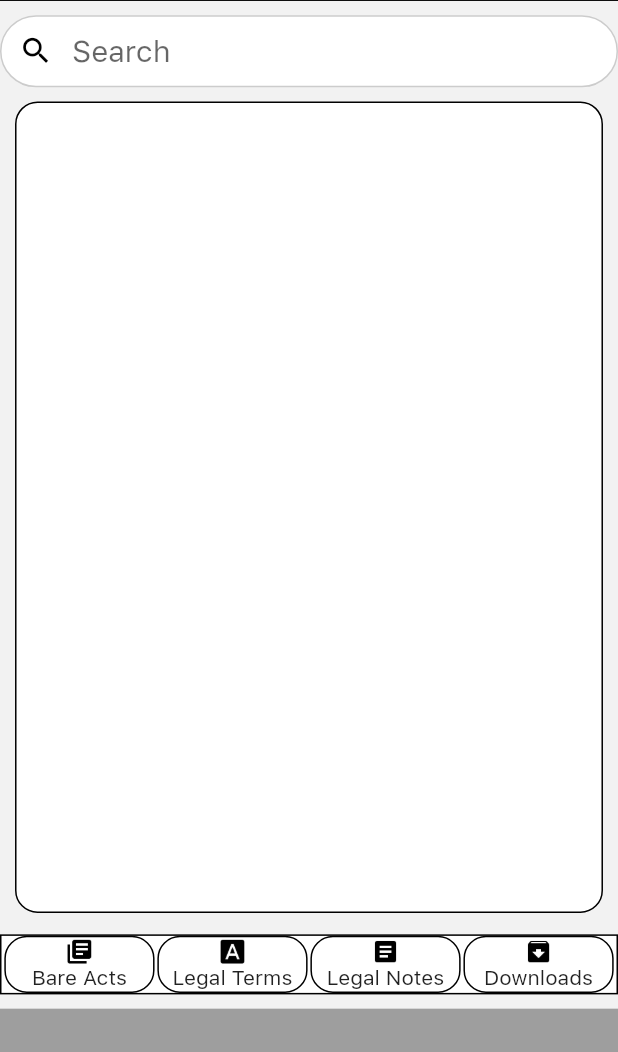
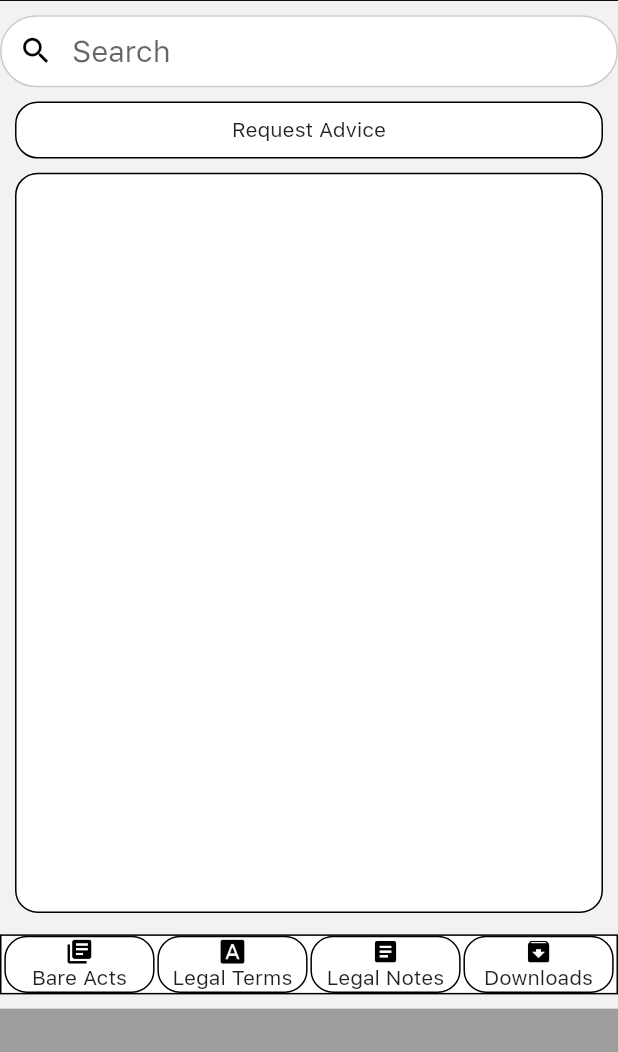
Before and after one commit to Crazzygamerr/allaw, a Flutter app: the screen it shows after launch, item 3 of the bottom bar chosen, on a phone screen of 412 x 824 dp, the part 156-1208 px from its top. Run offline on Flutter 3.47's test engine with Material 2 defaults, Android fonts, the phone set to English and light mode, and no system bars; our stand-ins replace firebase_auth, firebase_core, firebase_storage, flutter_screenutil, fluttertoast, share_plus; missing offline and left inert: app_review, excel, pdftron_flutter, webview_flutter_plus; accounts and stored records are empty; network calls fail.

Commit message:
Refactor: File structure & widgets

```diff
--- a/lib/AboutUs.dart
+++ b/lib/AboutUs.dart
@@ -1,4 +1,4 @@
-import 'package:allaw/provider.dart';
+import 'package:allaw/utils/provider.dart';
 import 'package:allaw/utils/ABoxDecoration.dart';
 import 'package:allaw/utils/APadding.dart';
 import 'package:flutter/material.dart';
--- a/lib/DocumentList.dart
+++ b/lib/DocumentList.dart
@@ -1,10 +1,12 @@
 import 'dart:io';
 
-import 'package:allaw/global/widgets/LoadingDialog.dart';
-import 'package:allaw/global/widgets/TextItem.dart';
+import 'package:allaw/widgets/ASearch.dart';
+import 'package:allaw/widgets/LoadingDialog.dart';
+import 'package:allaw/widgets/TextItem.dart';
 import 'package:allaw/utils/ABoxDecoration.dart';
 import 'package:allaw/utils/APadding.dart';
 import 'package:allaw/utils/ViewerConfig.dart';
+import 'package:allaw/utils/provider.dart';
 import 'package:firebase_storage/firebase_storage.dart';
 import 'package:flutter/material.dart';
 import 'package:flutter_screenutil/flutter_screenutil.dart';
@@ -14,7 +16,7 @@ import 'package:pdftron_flutter/pdftron_flutter.dart';
 enum ListType {
   BareActs,
   Downloads,
-  Notes
+  Queries
 }
 
 class DocumentList extends StatefulWidget {
@@ -25,7 +27,7 @@ class DocumentList extends StatefulWidget {
 
   DocumentList({
     Key? key,
-    this.type = ListType.BareActs
+    required this.type
   }) : super(key: key);
 }
 
@@ -34,26 +36,30 @@ class _DocumentListState extends State<DocumentList>{
     List<String> documents = [];
     List<Reference> pdfReference = [];
     bool loading = true;
-    String dir = "";
-    TextEditingController textCon = new TextEditingController();
+    String dir = "", searchTerm = "";
 
     @override
     void initState() {
         super.initState();
         PdftronFlutter.initialize();
-        if(widget.type == ListType.BareActs){
-            getBareActs();
-        } else if(widget.type == ListType.Downloads){
+        if(widget.type == ListType.Downloads){
             getDownloads();
-        } else if(widget.type == ListType.Notes){
-            getNotes();
+        } else {
+            getDocuments();
         }
     }
 
-    getBareActs() async {
+    getDocuments() async {
         documents = []; pdfReference = [];
         FirebaseStorage storage = FirebaseStorage.instance;
-        ListResult res = await storage.ref().listAll();
+
+        ListResult res;
+        if(widget.type == ListType.BareActs){
+          res = await storage.ref().child("Acts").listAll();
+        } else {
+          res = await storage.ref().child("Queries").listAll();
+        }
+
         for(Reference ref in res.items) {
             if(ref.name.contains(".pdf")) {
                 String s = ref.name.replaceAll(".pdf", "");
@@ -90,71 +96,40 @@ class _DocumentListState extends State<DocumentList>{
         }
     }
 
-    getNotes() async {
-      documents = []; pdfReference = [];
-        FirebaseStorage storage = FirebaseStorage.instance;
-        ListResult res = await storage.ref().listAll();
-        for(Reference ref in res.items) {
-            if(ref.name.contains(".pdf")) {
-                String s = ref.name.replaceAll(".pdf", "");
-                documents.add(s);
-                pdfReference.add(ref);
-            }
-        }
-
-        if(this.mounted) {
-          setState(() {
-            loading = false;
-          });
-        }
-
-        dir = (await getApplicationDocumentsDirectory()).path;
-    }
-
     @override
     Widget build(BuildContext context) {
         return Container(
             child: Column(
                 children: [
 
-                    Container(
-                        decoration: aBoxDecor50W(),
-                        child: TextFormField(
-                            controller: textCon,
-                            style: TextStyle(
-                              fontSize: ScreenUtil().setSp(20)
-                            ),
-                            onChanged: (s) {
-                                setState(() {
-                                });
-                            },
-                            decoration: InputDecoration(
-                                prefixIcon: Icon(
-                                    Icons.search,
-                                    color: Colors.black,
-                                    size: 23,
-                                ),
-                                contentPadding: aPaddingLTRB(10, 10, 10, 10),
-                                focusColor: Colors.white,
-                                hoverColor: Colors.white,
-                                fillColor: Colors.white,
-                                hintText: "Search",
-                                border: InputBorder.none,
-                                enabledBorder: OutlineInputBorder(
-                                    borderSide: BorderSide(
-                                      color: Colors.black.withOpacity(0.2)
-                                    ),
-                                    borderRadius: BorderRadius.circular(50),
-                                ),
-                                focusedBorder: OutlineInputBorder(
-                                    borderSide: BorderSide(
-                                      color: Colors.black.withOpacity(0.2)
-                                    ),
-                                    borderRadius: BorderRadius.circular(50),
+                    ASearchWidget(
+                      onChanged: (String s) {
+                        setState(() {
+                          searchTerm = s;
+                        });
+                      }
+                    ),
+
+                    (widget.type == ListType.Queries) ?
+                      GestureDetector(
+                        onTap: () {
+                          PageConProvider.of(context)?.pageCon.jumpToPage(8);
+                        },
+                        child: Container(
+                            decoration: aBoxDecor15B(),
+                            margin: aPaddingLTRB(10, 10, 10, 0),
+                            padding: aPaddingLTRB(10, 10, 10, 10),
+                            width: double.infinity,
+                            alignment: Alignment.center,
+
+                            child: Text(
+                              "Request Advice",
+                                style: TextStyle(
+                                  fontSize: ScreenUtil().setSp(14),
                                 ),
                             ),
                         ),
-                    ),
+                      ) : Container(),
 
                     Expanded(
                         child: Padding(
@@ -169,7 +144,7 @@ class _DocumentListState extends State<DocumentList>{
 
                                             itemBuilder: (context, index) {
 
-                                                bool b = documents[index].toLowerCase().contains(textCon.text.toLowerCase());
+                                                bool b = documents[index].toLowerCase().contains(searchTerm.toLowerCase());
 
                                                 return (b) ? TextItem(
                                                     text: documents[index],
--- a/lib/main.dart
+++ b/lib/main.dart
@@ -3,10 +3,10 @@ import 'package:allaw/DocumentList.dart';
 import 'package:allaw/HomePage.dart';
 import 'package:allaw/LegalTerms.dart';
 import 'package:allaw/Request.dart';
-import 'package:allaw/global/widgets/AHomeIcon.dart';
-import 'package:allaw/global/widgets/AIconButton.dart';
-import 'package:allaw/global/widgets/onboarding.dart';
-import 'package:allaw/provider.dart';
+import 'package:allaw/widgets/AHomeIcon.dart';
+import 'package:allaw/widgets/AIconButton.dart';
+import 'package:allaw/widgets/onboarding.dart';
+import 'package:allaw/utils/provider.dart';
 import 'package:allaw/settings.dart';
 import 'package:allaw/utils/ABoxDecoration.dart';
 import 'package:allaw/utils/APadding.dart';
@@ -45,7 +45,7 @@ class MyHomePage extends StatefulWidget {
 class _MyHomePageState extends State<MyHomePage> {
 
     PageController pageCon = new PageController();
-    List<String> s = ["", "Settings", "Bare Acts", "Downloads", "Legal Terms", "About Us", "Request Material", "Legal Notes"];
+    List<String> s = ["", "Settings", "Bare Acts", "Downloads", "Legal Terms", "About Us", "Request Material", "Legal Notes", "Request Advice"];
     int index = 0;
     bool onboarding = true;
 
@@ -176,10 +176,16 @@ class _MyHomePageState extends State<MyHomePage> {
 
                                                 AboutUs(),
 
-                                                Request(),
+                                                Request(
+                                                  type: RequestType.Material,
+                                                ),
 
                                                 DocumentList(
-                                                  type: ListType.Notes,
+                                                  type: ListType.Queries,
+                                                ),
+
+                                                Request(
+                                                  type: RequestType.Advice,
                                                 ),
 
                                             ],
--- a/lib/settings.dart
+++ b/lib/settings.dart
@@ -1,5 +1,5 @@
-import 'package:allaw/global/widgets/TextItem.dart';
-import 'package:allaw/provider.dart';
+import 'package:allaw/widgets/TextItem.dart';
+import 'package:allaw/utils/provider.dart';
 import 'package:allaw/utils/ABoxDecoration.dart';
 import 'package:allaw/utils/APadding.dart';
 import 'package:flutter/material.dart';
--- /dev/null
+++ b/lib/widgets/ASearch.dart
@@ -0,0 +1,51 @@
+import 'package:allaw/utils/ABoxDecoration.dart';
+import 'package:flutter/material.dart';
+import 'package:flutter_screenutil/flutter_screenutil.dart';
+
+class ASearchWidget extends StatelessWidget {
+  final Function onChanged;
+  const ASearchWidget({
+    Key? key,
+    required this.onChanged,
+    }) : super(key: key);
+
+  @override
+  Widget build(BuildContext context) {
+    return Container(
+      decoration: aBoxDecor50W(),
+      child: TextFormField(
+          style: TextStyle(
+            fontSize: ScreenUtil().setSp(20)
+          ),
+          onChanged: (s) {
+              onChanged(s);
+          },
+          decoration: InputDecoration(
+              prefixIcon: Icon(
+                Icons.search,
+                color: Colors.black,
+                size: 23,
+              ),
+              contentPadding: EdgeInsets.all(10),
+              focusColor: Colors.white,
+              hoverColor: Colors.white,
+              fillColor: Colors.white,
+              hintText: "Search",
+              border: InputBorder.none,
+              enabledBorder: OutlineInputBorder(
+                borderSide: BorderSide(
+                  color: Colors.black.withOpacity(0.2)
+                ),
+                borderRadius: BorderRadius.circular(50),
+              ),
+              focusedBorder: OutlineInputBorder(
+                borderSide: BorderSide(
+                  color: Colors.black.withOpacity(0.2)
+                ),
+                borderRadius: BorderRadius.circular(50),
+              ),
+          ),
+      ),
+  );
+  }
+}
```
Also changed, not shown: lib/LegalTerms.dart (+13 -46 lines), lib/widgets/AFormField.dart (added, +70 -0 lines), lib/utils/provider.dart (renamed from lib/provider.dart), lib/widgets/AHomeIcon.dart (renamed from lib/global/widgets/AHomeIcon.dart), lib/widgets/AIconButton.dart (renamed from lib/global/widgets/AIconButton.dart), lib/widgets/LoadingDialog.dart (renamed from lib/global/widgets/LoadingDialog.dart), lib/widgets/TextItem.dart (renamed from lib/global/widgets/TextItem.dart), lib/widgets/onboarding.dart (renamed from lib/global/widgets/onboarding.dart).
